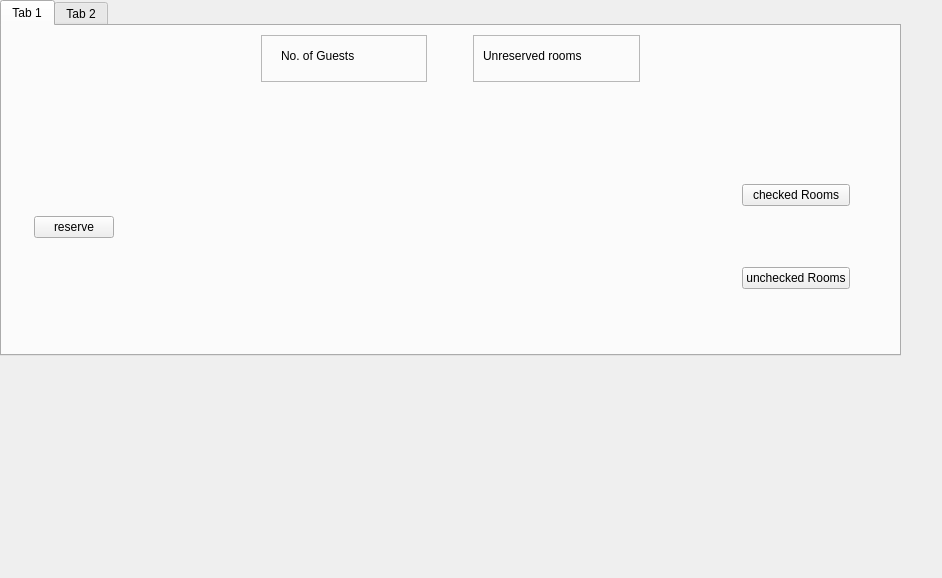
Before: the Qt Designer form staffpanel.ui in amirfarhoudniya/Hotel-managment, drawn with Qt 5.
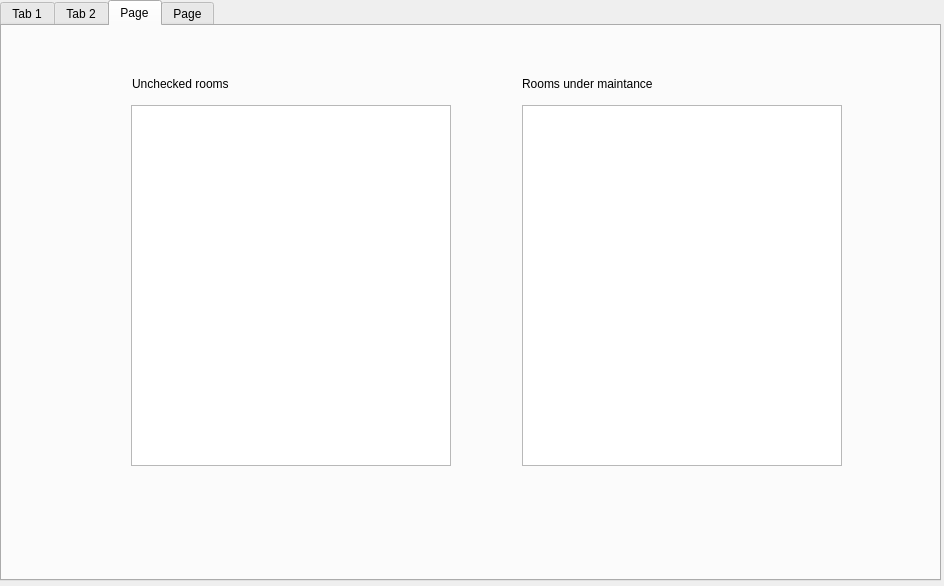
After: the same form once the commit is applied. The open tabs and pages were chosen to show the change.

Commit message: -staff panel added  -check room panel added \n -some bugs fixed

```diff
--- a/staffpanel.ui
+++ b/staffpanel.ui
@@ -6,8 +6,8 @@
    <rect>
     <x>0</x>
     <y>0</y>
-    <width>942</width>
-    <height>578</height>
+    <width>944</width>
+    <height>586</height>
    </rect>
   </property>
   <property name="windowTitle">
@@ -18,8 +18,8 @@
     <rect>
      <x>0</x>
      <y>0</y>
-     <width>901</width>
-     <height>356</height>
+     <width>941</width>
+     <height>581</height>
     </rect>
    </property>
    <property name="currentIndex">
@@ -196,7 +196,7 @@
              </rect>
             </property>
             <property name="text">
-             <string>Unreserved rooms</string>
+             <string>reserved rooms</string>
             </property>
            </widget>
            <widget class="QLabel" name="unreservedRooms_label_2">
@@ -625,6 +625,117 @@
      </item>
     </layout>
    </widget>
+   <widget class="QWidget" name="tab_3">
+    <attribute name="title">
+     <string>Page</string>
+    </attribute>
+    <widget class="QLabel" name="uncheckedRooms_label">
+     <property name="geometry">
+      <rect>
+       <x>130</x>
+       <y>50</y>
+       <width>121</width>
+       <height>16</height>
+      </rect>
+     </property>
+     <property name="text">
+      <string>Unchecked rooms</string>
+     </property>
+    </widget>
+    <widget class="QLabel" name="uncheckedRooms_label_2">
+     <property name="geometry">
+      <rect>
+       <x>520</x>
+       <y>50</y>
+       <width>151</width>
+       <height>16</height>
+      </rect>
+     </property>
+     <property name="text">
+      <string>Rooms under maintance</string>
+     </property>
+    </widget>
+    <widget class="QWidget" name="gridLayoutWidget">
+     <property name="geometry">
+      <rect>
+       <x>129</x>
+       <y>79</y>
+       <width>711</width>
+       <height>361</height>
+      </rect>
+     </property>
+     <layout class="QGridLayout" name="gridLayout_4" columnstretch="5,1,5">
+      <item row="0" column="1">
+       <spacer name="horizontalSpacer_12">
+        <property name="orientation">
+         <enum>Qt::Horizontal</enum>
+        </property>
+        <property name="sizeHint" stdset="0">
+         <size>
+          <width>40</width>
+          <height>20</height>
+         </size>
+        </property>
+       </spacer>
+      </item>
+      <item row="0" column="0">
+       <layout class="QGridLayout" name="gridLayout_5">
+        <item row="0" column="0">
+         <widget class="QListWidget" name="uncheckedRooms_listWidget"/>
+        </item>
+       </layout>
+      </item>
+      <item row="0" column="2">
+       <layout class="QGridLayout" name="gridLayout_6">
+        <item row="0" column="0">
+         <widget class="QListWidget" name="underMaintance_listWidget"/>
+        </item>
+       </layout>
+      </item>
+     </layout>
+    </widget>
+   </widget>
+   <widget class="QWidget" name="tab_4">
+    <attribute name="title">
+     <string>Page</string>
+    </attribute>
+    <widget class="QListWidget" name="staffs_listWidget">
+     <property name="geometry">
+      <rect>
+       <x>60</x>
+       <y>60</y>
+       <width>256</width>
+       <height>431</height>
+      </rect>
+     </property>
+    </widget>
+    <widget class="QPushButton" name="addStaffs_pushButton">
+     <property name="geometry">
+      <rect>
+       <x>450</x>
+       <y>70</y>
+       <width>121</width>
+       <height>41</height>
+      </rect>
+     </property>
+     <property name="text">
+      <string>add / edit staff</string>
+     </property>
+    </widget>
+    <widget class="QPushButton" name="deleteStaffs_pushButton">
+     <property name="geometry">
+      <rect>
+       <x>450</x>
+       <y>130</y>
+       <width>121</width>
+       <height>41</height>
+      </rect>
+     </property>
+     <property name="text">
+      <string>delete staff</string>
+     </property>
+    </widget>
+   </widget>
   </widget>
  </widget>
  <resources/>
```
Left out of the diff: 6 changed lines with no effect on the pictures. The commit also changes 22 other files.
